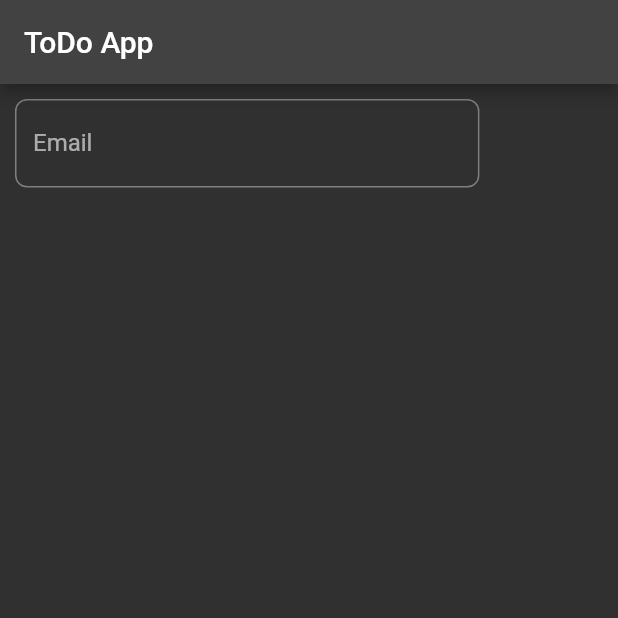
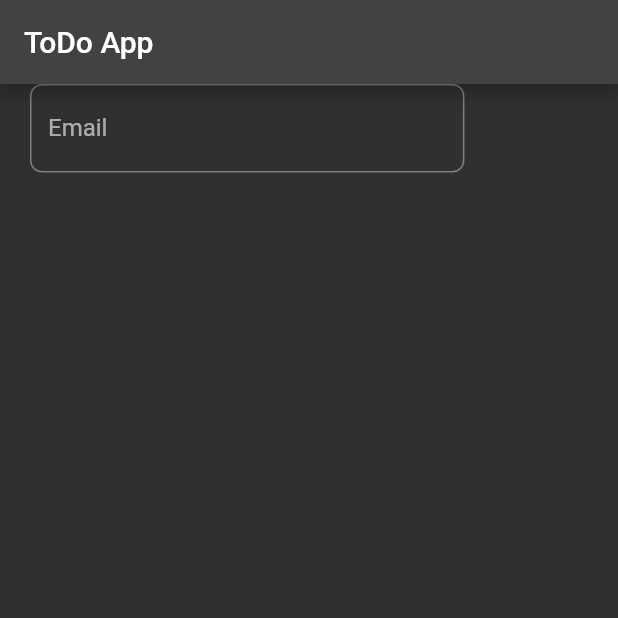
Before and after one commit to Haroon-Zafar/toDoApp, a Flutter app: the screen it shows after launch, on a phone screen of 412 x 824 dp, the top half of it. Run offline on Flutter 3.47's test engine with Material 2 defaults, Android fonts, the phone set to English and light mode, and no system bars; our stand-ins replace google_fonts.

Commit message:
Update authform.dart

```diff
--- a/lib/auth/authform.dart
+++ b/lib/auth/authform.dart
@@ -25,7 +25,7 @@ class _AuthFormState extends State<AuthForm> {
       child: ListView(
         children: [
           Container(
-            padding: const EdgeInsets.all(10),
+            padding: const EdgeInsets.only(left: 20, right: 20),
             child: Form(
               // this key is for validating Form Data
               key: _formKey,
```
